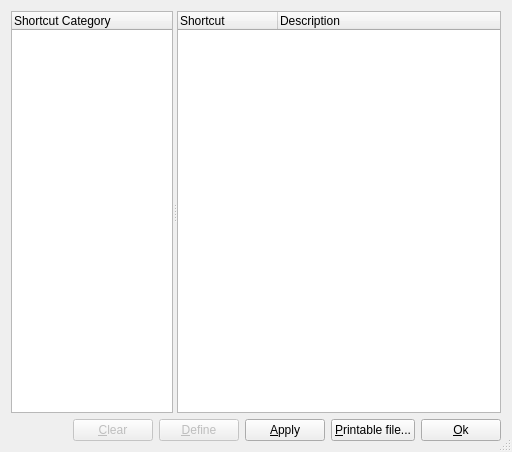
Old version of the form muse3/muse/components/shortcutconfigbase.ui in the repository emrum/muse.
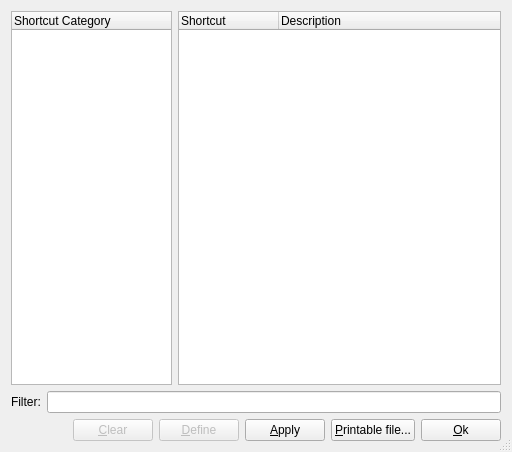
New version of the form.

Commit message: rename shortcut, filter for shortcuts, cosmetic lines in arranger

Diff of the .ui file:
```diff
--- a/muse3/muse/components/shortcutconfigbase.ui
+++ b/muse3/muse/components/shortcutconfigbase.ui
@@ -16,21 +16,8 @@
   <property name="sizeGripEnabled">
    <bool>true</bool>
   </property>
-  <layout class="QVBoxLayout" name="verticalLayout">
-   <item>
-    <widget class="QSplitter" name="splitter">
-     <property name="sizePolicy">
-      <sizepolicy hsizetype="Expanding" vsizetype="Expanding">
-       <horstretch>0</horstretch>
-       <verstretch>0</verstretch>
-      </sizepolicy>
-     </property>
-     <property name="orientation">
-      <enum>Qt::Horizontal</enum>
-     </property>
-     <property name="childrenCollapsible">
-      <bool>true</bool>
-     </property>
+  <layout class="QGridLayout" name="gridLayout">
+   <item row="0" column="0">
      <widget class="QTreeWidget" name="cgListView">
       <property name="sizePolicy">
        <sizepolicy hsizetype="Minimum" vsizetype="Expanding">
@@ -50,6 +37,8 @@
        </property>
       </column>
      </widget>
+   </item>
+   <item row="0" column="1">
      <widget class="QTreeWidget" name="scListView">
       <property name="sizePolicy">
        <sizepolicy hsizetype="Preferred" vsizetype="Expanding">
@@ -74,9 +63,22 @@
        </property>
       </column>
      </widget>
+   </item>
+   <item row="1" column="0" colspan="2">
+    <layout class="QHBoxLayout" name="horizontalLayout">
+     <item>
+      <widget class="QLabel" name="textFilterLabel">
+       <property name="text">
+        <string>Filter:</string>
+       </property>
     </widget>
    </item>
    <item>
+      <widget class="QLineEdit" name="textFilter"/>
+     </item>
+    </layout>
+   </item>
+   <item row="2" column="0" colspan="2">
     <layout class="QHBoxLayout">
      <item>
       <spacer name="spacer3">
```
Lines whose indentation alone changed are shown as unchanged. The commit also changes 9 other files.
